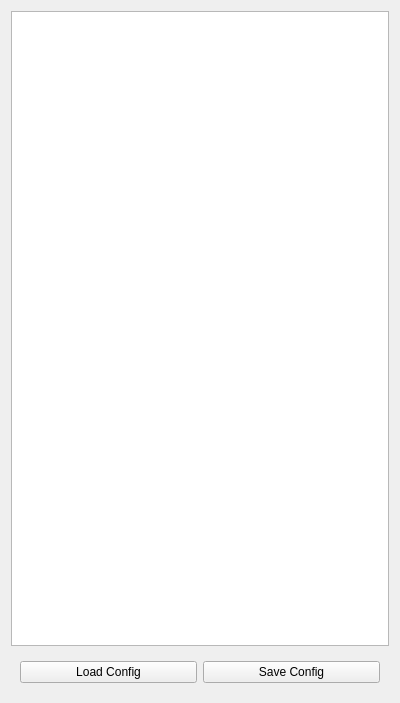
The window that soccer/ui/ConfigFileTab.ui (RoboJackets/robocup-software) describes before a commit, drawn with Qt 5.
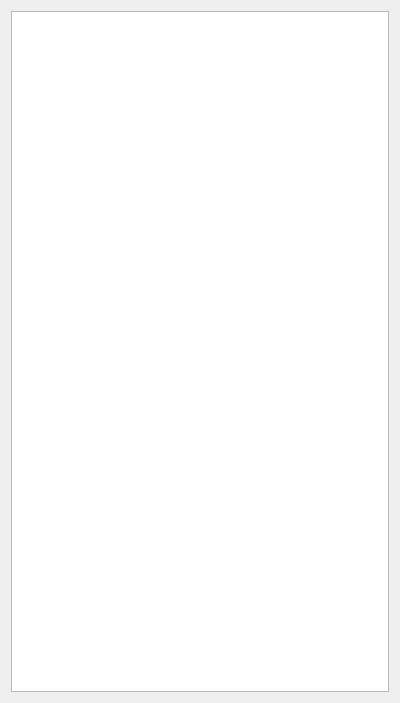
The same window after the commit.

Commit message: Removed buttons that are not in use on the config gui

```diff
--- a/soccer/ui/ConfigFileTab.ui
+++ b/soccer/ui/ConfigFileTab.ui
@@ -27,26 +27,6 @@
      </property>
     </widget>
    </item>
-   <item>
-    <widget class="QWidget" name="widget" native="true">
-     <layout class="QHBoxLayout" name="horizontalLayout">
-      <item>
-       <widget class="QPushButton" name="loadConfig">
-        <property name="text">
-         <string>Load Config</string>
-        </property>
-       </widget>
-      </item>
-      <item>
-       <widget class="QPushButton" name="saveConfig">
-        <property name="text">
-         <string>Save Config</string>
-        </property>
-       </widget>
-      </item>
-     </layout>
-    </widget>
-   </item>
   </layout>
  </widget>
  <resources/>
```
The commit also changes 2 other files.
